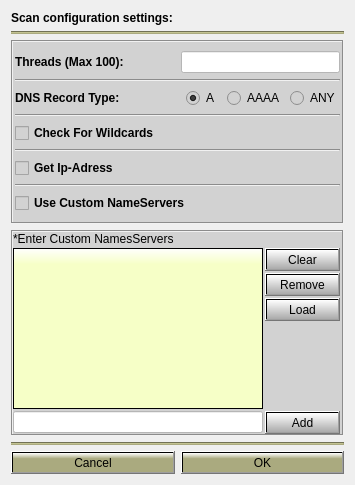
3nock/OTE, file Gui/src/BruteTab/BruteConfigDialog.ui: the form before one commit.
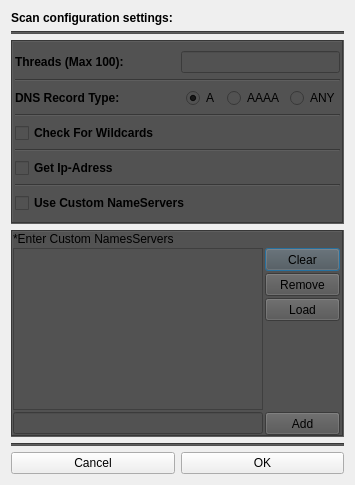
The form after the commit.

What changed in the file:
```diff
--- a/Gui/src/BruteTab/BruteConfigDialog.ui
+++ b/Gui/src/BruteTab/BruteConfigDialog.ui
@@ -53,7 +53,7 @@
      <item>
       <widget class="Line" name="line">
        <property name="styleSheet">
-        <string notr="true">background-color: rgb(170, 170, 127);</string>
+        <string notr="true">background-color:rgb(82, 82, 82);</string>
        </property>
        <property name="orientation">
         <enum>Qt::Horizontal</enum>
@@ -65,7 +65,7 @@
    <item>
     <widget class="QFrame" name="frame">
      <property name="styleSheet">
-      <string notr="true">background-color: rgb(210, 210, 210);</string>
+      <string notr="true">background-color:rgb(82, 82, 82);</string>
      </property>
      <property name="frameShape">
       <enum>QFrame::Box</enum>
@@ -132,7 +132,7 @@
            </size>
           </property>
           <property name="styleSheet">
-           <string notr="true">background-color: rgb(255, 255, 255);</string>
+           <string notr="true"/>
           </property>
           <property name="maxLength">
            <number>3</number>
@@ -322,7 +322,7 @@
    <item>
     <widget class="QFrame" name="frame_nameservers">
      <property name="styleSheet">
-      <string notr="true">background-color: rgb(210, 210, 210);</string>
+      <string notr="true">background-color:rgb(82, 82, 82);</string>
      </property>
      <property name="frameShape">
       <enum>QFrame::Box</enum>
@@ -372,19 +372,7 @@
              </size>
             </property>
             <property name="styleSheet">
-             <string notr="true">QWidget#listWidget_nameservers{
-background-color: qlineargradient(x1: 0, y1: 0, x2: 0, y2: 1, stop: 0 white, stop: 0.1  rgb(246, 255, 199));
-border-style: solid;
-border-color: black;
-border-width: 1px;
-border-radius: 0px;
-}
-QListWidget::item:selected {
-background-color:  rgb(199, 199, 149);
-color: black;}
-QListWidget::item:hover{
-background-color: rgb(230, 230, 172);
-}</string>
+             <string notr="true"/>
             </property>
             <property name="selectionMode">
              <enum>QAbstractItemView::ExtendedSelection</enum>
@@ -407,6 +395,12 @@
                 <verstretch>0</verstretch>
                </sizepolicy>
               </property>
+              <property name="minimumSize">
+               <size>
+                <width>75</width>
+                <height>23</height>
+               </size>
+              </property>
               <property name="maximumSize">
                <size>
                 <width>75</width>
@@ -414,7 +408,7 @@
                </size>
               </property>
               <property name="styleSheet">
-               <string notr="true">background-color: qlineargradient(x1: 0, y1: 0, x2: 0, y2: 1.5, stop: 0 white, stop: 1 grey);</string>
+               <string notr="true"/>
               </property>
               <property name="text">
                <string>Clear</string>
@@ -429,6 +423,12 @@
                 <verstretch>0</verstretch>
                </sizepolicy>
               </property>
+              <property name="minimumSize">
+               <size>
+                <width>75</width>
+                <height>23</height>
+               </size>
+              </property>
               <property name="maximumSize">
                <size>
                 <width>75</width>
@@ -436,7 +436,7 @@
                </size>
               </property>
               <property name="styleSheet">
-               <string notr="true">background-color: qlineargradient(x1: 0, y1: 0, x2: 0, y2: 1.5, stop: 0 white, stop: 1 grey);</string>
+               <string notr="true"/>
               </property>
               <property name="text">
                <string>Remove</string>
@@ -451,6 +451,12 @@
                 <verstretch>0</verstretch>
                </sizepolicy>
               </property>
+              <property name="minimumSize">
+               <size>
+                <width>75</width>
+                <height>23</height>
+               </size>
+              </property>
               <property name="maximumSize">
                <size>
                 <width>75</width>
@@ -458,7 +464,7 @@
                </size>
               </property>
               <property name="styleSheet">
-               <string notr="true">background-color: qlineargradient(x1: 0, y1: 0, x2: 0, y2: 1.5, stop: 0 white, stop: 1 grey);</string>
+               <string notr="true"/>
               </property>
               <property name="text">
                <string>Load</string>
@@ -493,7 +499,7 @@
              </size>
             </property>
             <property name="styleSheet">
-             <string notr="true">background-color: rgb(255, 255, 255);</string>
+             <string notr="true"/>
             </property>
            </widget>
           </item>
@@ -505,6 +511,12 @@
               <verstretch>0</verstretch>
              </sizepolicy>
             </property>
+            <property name="minimumSize">
+             <size>
+              <width>75</width>
+              <height>23</height>
+             </size>
+            </property>
             <property name="maximumSize">
              <size>
               <width>75</width>
@@ -512,7 +524,7 @@
              </size>
             </property>
             <property name="styleSheet">
-             <string notr="true">background-color: qlineargradient(x1: 0, y1: 0, x2: 0, y2: 1.5, stop: 0 white, stop: 1 grey);</string>
+             <string notr="true"/>
             </property>
             <property name="text">
              <string>Add</string>
@@ -531,7 +543,7 @@
      <item>
       <widget class="Line" name="line_9">
        <property name="styleSheet">
-        <string notr="true">background-color: rgb(170, 170, 127);</string>
+        <string notr="true">background-color:rgb(82, 82, 82);</string>
        </property>
        <property name="orientation">
         <enum>Qt::Horizontal</enum>
@@ -543,7 +555,7 @@
        <item>
         <widget class="QPushButton" name="pushButton_cancel">
          <property name="styleSheet">
-          <string notr="true">background-color: qlineargradient(x1: 0, y1: 0, x2: 0, y2: 1, stop: 0 white, stop: 0.3 rgb(170, 170, 127));</string>
+          <string notr="true"/>
          </property>
          <property name="text">
           <string>Cancel</string>
@@ -553,7 +565,7 @@
        <item>
         <widget class="QPushButton" name="pushButton_ok">
          <property name="styleSheet">
-          <string notr="true">background-color: qlineargradient(x1: 0, y1: 0, x2: 0, y2: 1, stop: 0 white, stop: 0.3 rgb(170, 170, 127));</string>
+          <string notr="true"/>
          </property>
          <property name="text">
           <string>OK</string>
```
